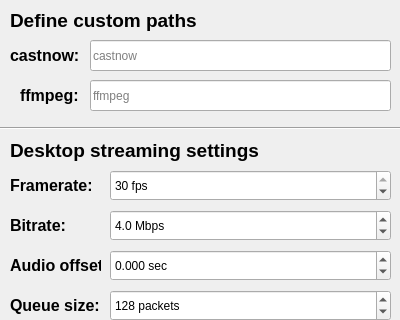
Above: src/configwindow.ui from Rafostar/castnow-gui before the change; both pictures show x 0 to 400 and y 0 to 320 of the 400 by 460 pixel window. Below: the same form after it.
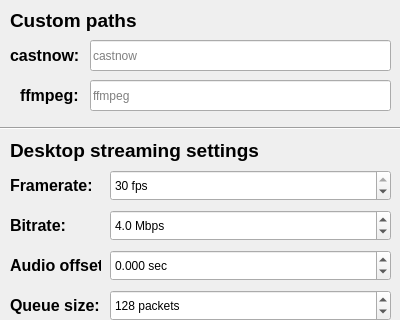
That is the form after the change.

Commit message: Config window now saves data to config file

Patch:
```diff
--- a/src/configwindow.ui
+++ b/src/configwindow.ui
@@ -149,7 +149,7 @@
     </font>
    </property>
    <property name="text">
-    <string>Define custom paths</string>
+    <string>Custom paths</string>
    </property>
   </widget>
   <widget class="QLabel" name="encodingSettingsLabel">
```
The commit also changes 4 other files.
